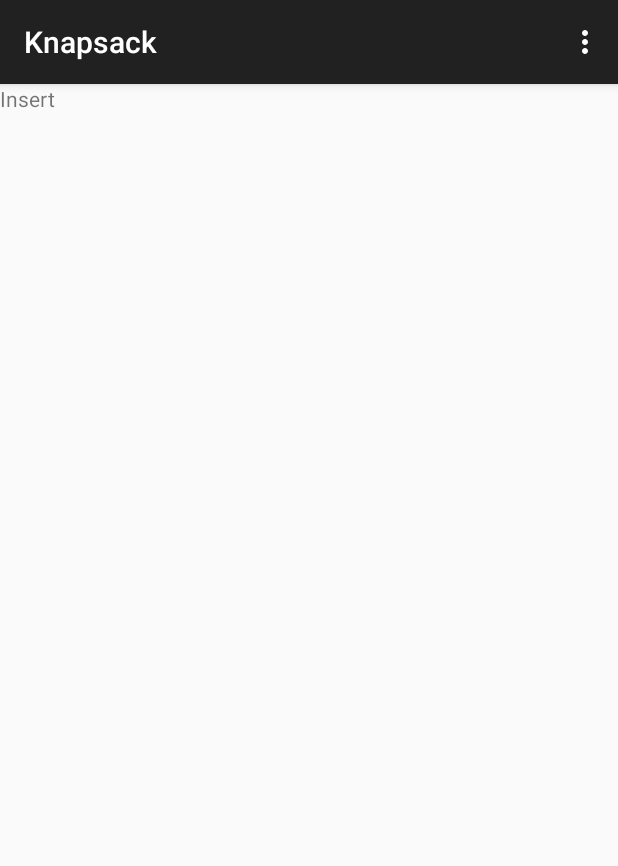
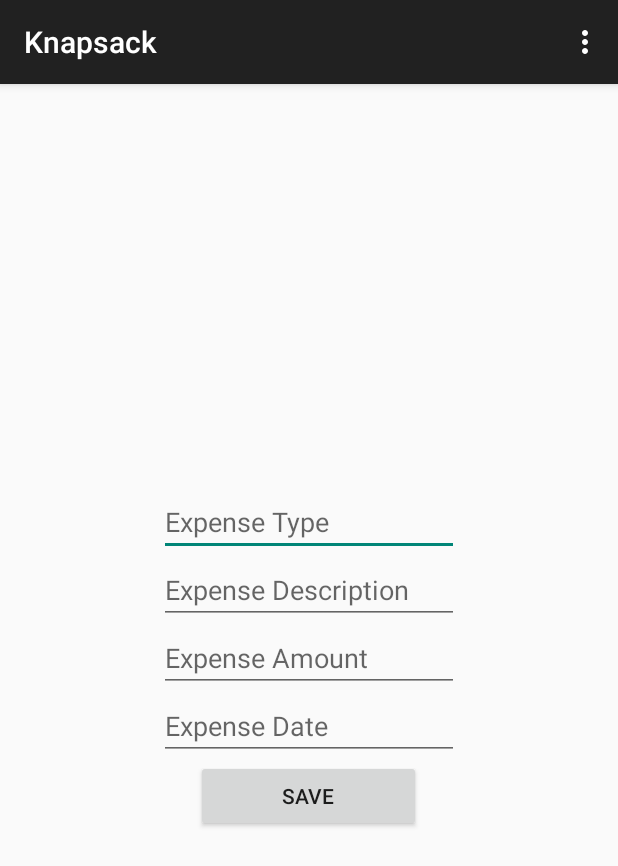
Before and after one commit to hardikp888/knapsack, an Android app: the screen it shows after launch (MainActivity), in the options menu, after a tap on "Settings", on a phone screen of 412 x 824 dp. Shown: the top 866 px of the screen. Run offline under Robolectric (Android 15) with nearby library versions, the phone set to English and light mode, and no system bars.

Commit message:
Update card view and resolve database query

```diff
--- a/app/src/main/java/com/example/hardik/knapsack/DataBase/DataBaseAdapter.java
+++ b/app/src/main/java/com/example/hardik/knapsack/DataBase/DataBaseAdapter.java
@@ -42,7 +42,7 @@ public class DataBaseAdapter extends SQLiteOpenHelper {
     public void onCreate(SQLiteDatabase db) {
 
         try {
-            db.execSQL("CREATE TABLE " + TABLE_EXPENSE + " (" + EXPENSE_ID + " INTEGER AUTOINCREMENT PRIMARY KEY,"
+            db.execSQL("CREATE TABLE " + TABLE_EXPENSE + " (" + EXPENSE_ID + " INTEGER PRIMARY KEY AUTOINCREMENT,"
                     + EXPENSE_TYPE + " TEXT," + EXPENSE_AMOUNT + " INTEGER," + EXPENSE_DESC + " TEXT," + Expense_DATE + " DATE)");
             Log.i(TAG, TABLE_EXPENSE + "Table created");
         } catch (Exception e) {
--- a/app/src/main/java/com/example/hardik/knapsack/UI/ExpenseAdapter.java
+++ b/app/src/main/java/com/example/hardik/knapsack/UI/ExpenseAdapter.java
@@ -29,12 +29,18 @@ public class ExpenseAdapter extends RecyclerView.Adapter<ExpenseAdapter.ExpenseH
         return new ExpenseHolder(view);
     }
 
+    public void updateList(ArrayList<Expense> expenseList) {
+        mExpenseList.clear();
+        mExpenseList.addAll(expenseList);
+        notifyDataSetChanged();
+    }
+
     @Override
     public void onBindViewHolder(ExpenseHolder holder, int position) {
         Expense expense = mExpenseList.get(position);
 
         holder.mTxtType.setText(expense.getType());
-        holder.mTxtAmount.setText(expense.getDate());
+        holder.mTxtAmount.setText(String.valueOf(expense.getAmount()));
         holder.mTxtDate.setText(expense.getDate());
     }
 
--- a/app/src/main/java/com/example/hardik/knapsack/UI/InsertExpenseFragment.java
+++ b/app/src/main/java/com/example/hardik/knapsack/UI/InsertExpenseFragment.java
@@ -6,7 +6,11 @@ import android.support.v4.app.Fragment;
 import android.view.LayoutInflater;
 import android.view.View;
 import android.view.ViewGroup;
+import android.widget.Button;
+import android.widget.EditText;
 
+import com.example.hardik.knapsack.BL.Expense;
+import com.example.hardik.knapsack.DataBase.DataBaseAdapter;
 import com.example.hardik.knapsack.R;
 
 /**
@@ -14,10 +18,39 @@ import com.example.hardik.knapsack.R;
  */
 public class InsertExpenseFragment extends Fragment {
 
+    private EditText mEdTxtType;
+    private EditText mEdTxtAmount;
+    private EditText mEdTxtDes;
+    private EditText mEdTxtDate;
+
     @Override
     public View onCreateView(LayoutInflater inflater, @Nullable ViewGroup container, @Nullable Bundle savedInstanceState) {
         View view = inflater.inflate(R.layout.fragment_insert, container, false);
+        mEdTxtType = (EditText) view.findViewById(R.id.edtxt_type);
+        mEdTxtAmount = (EditText) view.findViewById(R.id.edtxt_amount);
+        mEdTxtDes = (EditText) view.findViewById(R.id.edtxt_description);
+        mEdTxtDate = (EditText) view.findViewById(R.id.edtxt_date);
+
+        Button btnInsert = (Button) view.findViewById(R.id.btn_insert_expense);
+        btnInsert.setOnClickListener(mInsertClick);
 
         return view;
     }
+
+
+    private final View.OnClickListener mInsertClick = new View.OnClickListener() {
+        @Override
+        public void onClick(View v) {
+            Expense expense = new Expense();
+            expense.setType(mEdTxtType.getText().toString().trim());
+            expense.setDate(mEdTxtDate.getText().toString().trim());
+            expense.setDescription(mEdTxtDes.getText().toString().trim());
+            expense.setAmount(Integer.parseInt(mEdTxtAmount.getText().toString().trim()));
+
+            DataBaseAdapter dataBaseAdapter = new DataBaseAdapter(getActivity());
+            dataBaseAdapter.insetExpense(expense);
+
+            ((MainActivity) getActivity()).changeTab(0);
+        }
+    };
 }
--- a/app/src/main/java/com/example/hardik/knapsack/UI/MainActivity.java
+++ b/app/src/main/java/com/example/hardik/knapsack/UI/MainActivity.java
@@ -43,17 +43,17 @@ public class MainActivity extends ActionBarActivity {
 
     private void addTab() {
 
+        TabHost.TabSpec tabSpec2 = mTabHost.newTabSpec("View");
+        tabSpec2.setIndicator("View");
+        tabSpec2.setContent(new TabFactory(MainActivity.this));
+        mTabHost.addTab(tabSpec2);
+        mFragmentList.add(Fragment.instantiate(this, ViewExpenseFragment.class.getName()));
+
         TabHost.TabSpec tabSpec1 = mTabHost.newTabSpec("Insert");
         tabSpec1.setIndicator("Insert");
         tabSpec1.setContent(new TabFactory(MainActivity.this));
         mTabHost.addTab(tabSpec1);
         mFragmentList.add(Fragment.instantiate(this, InsertExpenseFragment.class.getName()));
-
-        TabHost.TabSpec tabSpec2 = mTabHost.newTabSpec("View");
-        tabSpec2.setIndicator("View");
-        tabSpec2.setContent(new TabFactory(MainActivity.this));
-        mTabHost.addTab(tabSpec2);
-        mFragmentList.add(Fragment.instantiate(this, ViewExpenseFragment.class.getName()));
 
         TabHost.TabSpec tabSpec3 = mTabHost.newTabSpec("Bill");
         tabSpec3.setIndicator("Bill");
@@ -116,4 +116,8 @@ public class MainActivity extends ActionBarActivity {
             mViewPager.setCurrentItem(position);
         }
     };
+
+    public void changeTab(int pos) {
+        mViewPager.setCurrentItem(pos);
+    }
 }
--- a/app/src/main/java/com/example/hardik/knapsack/UI/ViewExpenseFragment.java
+++ b/app/src/main/java/com/example/hardik/knapsack/UI/ViewExpenseFragment.java
@@ -3,7 +3,6 @@ package com.example.hardik.knapsack.UI;
 import android.os.Bundle;
 import android.support.annotation.Nullable;
 import android.support.v4.app.Fragment;
-import android.support.v4.app.FragmentManager;
 import android.support.v4.view.ViewCompat;
 import android.support.v7.widget.LinearLayoutManager;
 import android.support.v7.widget.RecyclerView;
@@ -25,6 +24,7 @@ public class ViewExpenseFragment extends Fragment {
 
     private RecyclerView mRecyclersViewExpense;
 
+
     @Override
     public View onCreateView(LayoutInflater inflater, @Nullable ViewGroup container, @Nullable Bundle savedInstanceState) {
         View view = inflater.inflate(R.layout.fragment_view, container, false);
@@ -43,16 +43,18 @@ public class ViewExpenseFragment extends Fragment {
         return view;
     }
 
+    @Override
+    public void onResume() {
+        super.onResume();
+        DataBaseAdapter dataBaseAdapter = new DataBaseAdapter(getActivity());
+        ArrayList<Expense> list = dataBaseAdapter.getAllExpense();
+        ((ExpenseAdapter)mRecyclersViewExpense.getAdapter()).updateList(list);
+    }
 
     private final View.OnClickListener mAddClickListener = new View.OnClickListener() {
         @Override
         public void onClick(View v) {
-            InsertExpenseFragment insertExpenseFragment = new InsertExpenseFragment();
-            FragmentManager fragmentManager = getActivity().getSupportFragmentManager();
-            android.support.v4.app.FragmentTransaction fragmentTransaction = fragmentManager.beginTransaction();
-            fragmentTransaction.replace(android.R.id.tabcontent, insertExpenseFragment);
-            fragmentTransaction.commit();
-
+            ((MainActivity) getActivity()).changeTab(1);
         }
     };
 }
--- a/app/src/main/res/layout/fragment_insert.xml
+++ b/app/src/main/res/layout/fragment_insert.xml
@@ -1,11 +1,43 @@
 <?xml version="1.0" encoding="utf-8"?>
 <LinearLayout xmlns:android="http://schemas.android.com/apk/res/android"
     android:layout_width="match_parent"
+    android:orientation="vertical"
+    android:gravity="center"
     android:layout_height="match_parent">
 
-    <TextView
-        android:text="Insert"
-        android:layout_width="match_parent"
+
+    <EditText
+        android:id="@+id/edtxt_type"
+        android:layout_width="200dp"
+        android:layout_height="wrap_content"
+        android:hint="@string/expense_type"
+        android:singleLine="true" />
+
+    <EditText
+        android:id="@+id/edtxt_description"
+        android:layout_width="200dp"
+        android:layout_height="wrap_content"
+        android:hint="@string/expense_des"
+        android:singleLine="true" />
+
+    <EditText
+        android:id="@+id/edtxt_amount"
+        android:layout_width="200dp"
+        android:hint="@string/expense_amount"
+        android:layout_height="wrap_content"
+        android:singleLine="true" />
+
+    <EditText
+        android:id="@+id/edtxt_date"
+        android:layout_width="200dp"
+        android:hint="@string/expense_date"
+        android:layout_height="wrap_content"
+        android:singleLine="true" />
+
+    <Button
+        android:id="@+id/btn_insert_expense"
+        android:layout_width="150dp"
+        android:text="@string/save"
         android:layout_height="wrap_content" />
 
 </LinearLayout>
--- a/app/src/main/res/layout/fragment_view.xml
+++ b/app/src/main/res/layout/fragment_view.xml
@@ -13,5 +13,8 @@
         android:layout_width="56dp"
         android:layout_height="56dp"
         android:layout_margin="16dp"
+        android:background="@drawable/shape_floating_btn"
+        android:src="@android:drawable/ic_input_add"
+        android:contentDescription="@null"
         android:layout_gravity="bottom|right" />
 </FrameLayout>
--- a/app/src/main/res/values/strings.xml
+++ b/app/src/main/res/values/strings.xml
@@ -5,4 +5,12 @@
     <string name="hello_world">Hello world!</string>
     <string name="action_settings">Settings</string>
 
+    <string name="expense_type">Expense Type</string>
+    <string name="expense_des">Expense Description</string>
+    <string name="expense_amount">Expense Amount</string>
+    <string name="expense_date">Expense Date</string>
+
+    <string name="save">Save</string>
+
+
 </resources>
```
Also changed, not shown: app/src/main/res/drawable/shape_floating_btn.xml (added, +12 -0 lines), app/src/main/res/layout/recycler_raw.xml (+52 -3 lines).
